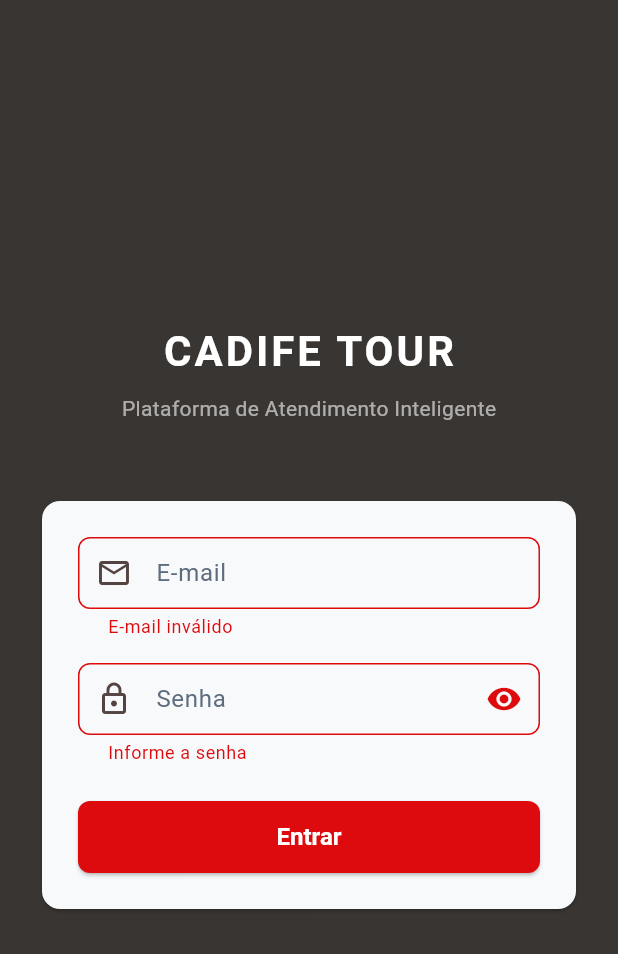
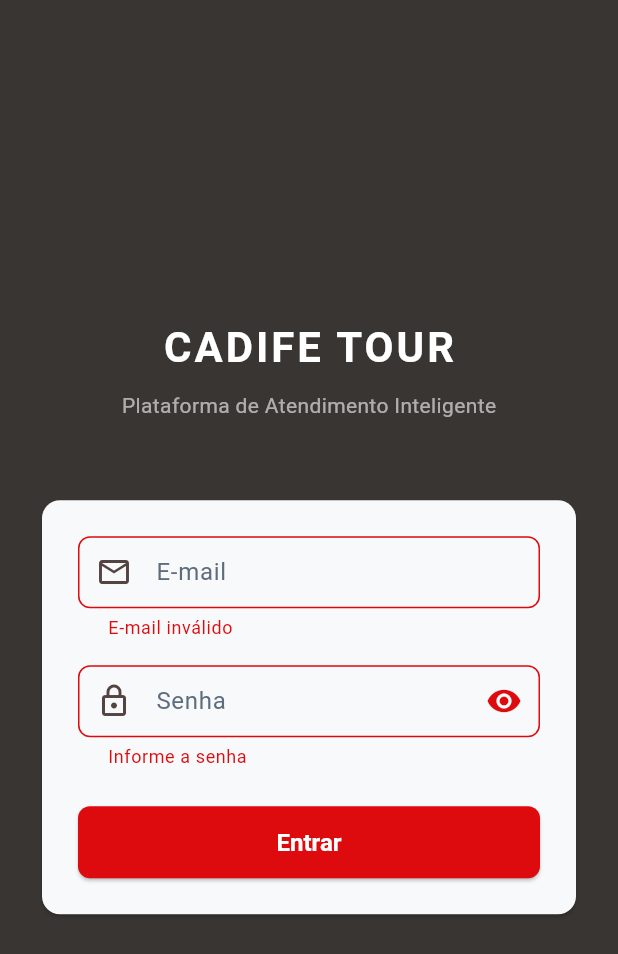
Before and after one commit to desafiodeciclo/cadife_smart_travel, a Flutter app: the screen it shows after launch, after a tap on "Entrar", on a phone screen of 412 x 824 dp. Shown: the top 954 px of the screen. Run offline on Flutter 3.47's test engine with Material 3 defaults, Android fonts, the phone set to English and light mode, and no system bars; our stand-ins replace dio, firebase_messaging, flutter_local_notifications, flutter_riverpod, go_router, shared_preferences; accounts and stored records are empty; network calls fail.

```diff
--- a/frontend_flutter/lib/core/theme/app_theme.dart
+++ b/frontend_flutter/lib/core/theme/app_theme.dart
@@ -1,56 +1,133 @@
 import 'package:flutter/material.dart';
 import 'app_colors.dart';
+import 'cadife_theme_extension.dart';
 
 class AppTheme {
   AppTheme._();
 
-  static ThemeData get light => ThemeData(
+  static ThemeData get light => _build(Brightness.light);
+  static ThemeData get dark => _build(Brightness.dark);
+
+  static ThemeData _build(Brightness brightness) {
+    final isDark = brightness == Brightness.dark;
+    final ext = isDark ? CadifeThemeExtension.dark : CadifeThemeExtension.light;
+
+    final colorScheme = ColorScheme.fromSeed(
+      seedColor: AppColors.primary,
+      brightness: brightness,
+      primary: ext.primary,
+      onPrimary: Colors.white,
+      surface: isDark ? const Color(0xFF121212) : AppColors.scaffold,
+      onSurface: ext.textPrimary,
+      error: ext.primary,
+    );
+
+    final textTheme = _buildTextTheme(ext.textPrimary, ext.textSecondary);
+
+    return ThemeData(
       useMaterial3: true,
+      brightness: brightness,
       fontFamily: 'Roboto',
-        scaffoldBackgroundColor: AppColors.scaffold,
-        colorScheme: ColorScheme.fromSeed(
-          seedColor: AppColors.primary,
-          primary: AppColors.primary,
-          onPrimary: Colors.white,
-          surface: AppColors.scaffold,
-          onSurface: AppColors.textPrimary,
-          error: AppColors.error,
-        ),
-        appBarTheme: const AppBarTheme(
-          backgroundColor: AppColors.background,
+      colorScheme: colorScheme,
+      scaffoldBackgroundColor: isDark ? const Color(0xFF121212) : AppColors.scaffold,
+      extensions: [ext],
+      textTheme: textTheme,
+      appBarTheme: AppBarTheme(
+        backgroundColor: ext.darkBackground,
         foregroundColor: Colors.white,
         elevation: 0,
         centerTitle: false,
-          titleTextStyle: TextStyle(
-            color: Colors.white,
-            fontSize: 18,
-            fontWeight: FontWeight.w600,
-          ),
+        titleTextStyle: textTheme.titleLarge?.copyWith(color: Colors.white),
       ),
       elevatedButtonTheme: ElevatedButtonThemeData(
         style: ElevatedButton.styleFrom(
-            backgroundColor: AppColors.primary,
+          backgroundColor: ext.primary,
           foregroundColor: Colors.white,
           minimumSize: const Size.fromHeight(48),
           shape: RoundedRectangleBorder(borderRadius: BorderRadius.circular(8)),
           textStyle: const TextStyle(fontSize: 16, fontWeight: FontWeight.w600),
         ),
       ),
-        cardTheme: CardTheme(
-          color: AppColors.cardBackground,
-          elevation: 1,
+      cardTheme: CardThemeData(
+        color: ext.cardBackground,
+        elevation: isDark ? 2 : 1,
         shape: RoundedRectangleBorder(borderRadius: BorderRadius.circular(12)),
       ),
       inputDecorationTheme: InputDecorationTheme(
         border: OutlineInputBorder(borderRadius: BorderRadius.circular(8)),
         contentPadding: const EdgeInsets.symmetric(horizontal: 16, vertical: 12),
-          labelStyle: const TextStyle(color: AppColors.textSecondary),
+        labelStyle: TextStyle(color: ext.textSecondary),
+        filled: isDark,
+        fillColor: isDark ? const Color(0xFF2C2C2C) : null,
       ),
-        textTheme: const TextTheme(
-          headlineMedium: TextStyle(color: AppColors.textPrimary, fontWeight: FontWeight.bold),
-          titleLarge: TextStyle(color: AppColors.textPrimary, fontWeight: FontWeight.w600),
-          bodyLarge: TextStyle(color: AppColors.textPrimary),
-          bodyMedium: TextStyle(color: AppColors.textSecondary),
+      bottomNavigationBarTheme: BottomNavigationBarThemeData(
+        backgroundColor: ext.darkBackground,
+        selectedItemColor: ext.primary,
+        unselectedItemColor: ext.textSecondary,
+        type: BottomNavigationBarType.fixed,
+        selectedLabelStyle: const TextStyle(fontSize: 12, fontWeight: FontWeight.w600),
+        unselectedLabelStyle: const TextStyle(fontSize: 12),
+      ),
+      dividerTheme: DividerThemeData(
+        color: isDark ? Colors.white12 : Colors.black12,
+        thickness: 1,
       ),
     );
   }
+
+  // H1→displaySmall  H2→headlineLarge  H3→headlineMedium  H4→headlineSmall
+  // H5→titleLarge    H6→titleMedium
+  static TextTheme _buildTextTheme(Color textPrimary, Color textSecondary) {
+    return TextTheme(
+      displaySmall: TextStyle(
+        fontSize: 36, fontWeight: FontWeight.w700, color: textPrimary,
+        letterSpacing: -0.5, height: 1.2,
+      ),
+      headlineLarge: TextStyle(
+        fontSize: 32, fontWeight: FontWeight.w700, color: textPrimary,
+        letterSpacing: -0.5, height: 1.25,
+      ),
+      headlineMedium: TextStyle(
+        fontSize: 24, fontWeight: FontWeight.w600, color: textPrimary,
+        height: 1.3,
+      ),
+      headlineSmall: TextStyle(
+        fontSize: 20, fontWeight: FontWeight.w600, color: textPrimary,
+        height: 1.35,
+      ),
+      titleLarge: TextStyle(
+        fontSize: 18, fontWeight: FontWeight.w600, color: textPrimary,
+        height: 1.4,
+      ),
+      titleMedium: TextStyle(
+        fontSize: 16, fontWeight: FontWeight.w500, color: textPrimary,
+        height: 1.5,
+      ),
+      titleSmall: TextStyle(
+        fontSize: 14, fontWeight: FontWeight.w500, color: textSecondary,
+        height: 1.5,
+      ),
+      bodyLarge: TextStyle(
+        fontSize: 16, fontWeight: FontWeight.w400, color: textPrimary,
+        height: 1.5,
+      ),
+      bodyMedium: TextStyle(
+        fontSize: 14, fontWeight: FontWeight.w400, color: textSecondary,
+        height: 1.5,
+      ),
+      bodySmall: TextStyle(
+        fontSize: 12, fontWeight: FontWeight.w400, color: textSecondary,
+        height: 1.5,
+      ),
+      labelLarge: TextStyle(
+        fontSize: 14, fontWeight: FontWeight.w600, color: textPrimary,
+      ),
+      labelMedium: TextStyle(
+        fontSize: 12, fontWeight: FontWeight.w500, color: textSecondary,
+      ),
+      labelSmall: TextStyle(
+        fontSize: 11, fontWeight: FontWeight.w500, color: textSecondary,
+      ),
+    );
+  }
+}
--- /dev/null
+++ b/frontend_flutter/lib/core/theme/cadife_theme_extension.dart
@@ -0,0 +1,96 @@
+import 'package:flutter/material.dart';
+
+@immutable
+class CadifeThemeExtension extends ThemeExtension<CadifeThemeExtension> {
+  const CadifeThemeExtension({
+    required this.primary,
+    required this.darkBackground,
+    required this.success,
+    required this.warning,
+    required this.textPrimary,
+    required this.textSecondary,
+    required this.cardBackground,
+    required this.shimmerBase,
+    required this.shimmerHighlight,
+  });
+
+  final Color primary;
+  final Color darkBackground;
+  final Color success;
+  final Color warning;
+  final Color textPrimary;
+  final Color textSecondary;
+  final Color cardBackground;
+  final Color shimmerBase;
+  final Color shimmerHighlight;
+
+  static const light = CadifeThemeExtension(
+    primary: Color(0xFFdd0b0e),
+    darkBackground: Color(0xFF393532),
+    success: Color(0xFF1E8449),
+    warning: Color(0xFFD35400),
+    textPrimary: Color(0xFF1A1A1A),
+    textSecondary: Color(0xFF5D6D7E),
+    cardBackground: Color(0xFFF8F9FA),
+    shimmerBase: Color(0xFFE0E0E0),
+    shimmerHighlight: Color(0xFFF5F5F5),
+  );
+
+  static const dark = CadifeThemeExtension(
+    primary: Color(0xFFFF4447),
+    darkBackground: Color(0xFF1E1B19),
+    success: Color(0xFF27AE60),
+    warning: Color(0xFFE67E22),
+    textPrimary: Color(0xFFF5F5F5),
+    textSecondary: Color(0xFFB0BEC5),
+    cardBackground: Color(0xFF2C2C2C),
+    shimmerBase: Color(0xFF2C2C2C),
+    shimmerHighlight: Color(0xFF3D3D3D),
+  );
+
+  @override
+  CadifeThemeExtension copyWith({
+    Color? primary,
+    Color? darkBackground,
+    Color? success,
+    Color? warning,
+    Color? textPrimary,
+    Color? textSecondary,
+    Color? cardBackground,
+    Color? shimmerBase,
+    Color? shimmerHighlight,
+  }) {
+    return CadifeThemeExtension(
+      primary: primary ?? this.primary,
+      darkBackground: darkBackground ?? this.darkBackground,
+      success: success ?? this.success,
+      warning: warning ?? this.warning,
+      textPrimary: textPrimary ?? this.textPrimary,
+      textSecondary: textSecondary ?? this.textSecondary,
+      cardBackground: cardBackground ?? this.cardBackground,
+      shimmerBase: shimmerBase ?? this.shimmerBase,
+      shimmerHighlight: shimmerHighlight ?? this.shimmerHighlight,
+    );
+  }
+
+  @override
+  CadifeThemeExtension lerp(CadifeThemeExtension? other, double t) {
+    if (other == null) return this;
+    return CadifeThemeExtension(
+      primary: Color.lerp(primary, other.primary, t)!,
+      darkBackground: Color.lerp(darkBackground, other.darkBackground, t)!,
+      success: Color.lerp(success, other.success, t)!,
+      warning: Color.lerp(warning, other.warning, t)!,
+      textPrimary: Color.lerp(textPrimary, other.textPrimary, t)!,
+      textSecondary: Color.lerp(textSecondary, other.textSecondary, t)!,
+      cardBackground: Color.lerp(cardBackground, other.cardBackground, t)!,
+      shimmerBase: Color.lerp(shimmerBase, other.shimmerBase, t)!,
+      shimmerHighlight: Color.lerp(shimmerHighlight, other.shimmerHighlight, t)!,
+    );
+  }
+}
+
+extension CadifeTheme on BuildContext {
+  CadifeThemeExtension get cadife =>
+      Theme.of(this).extension<CadifeThemeExtension>()!;
+}
```
Lines whose indentation alone changed are shown as unchanged.
